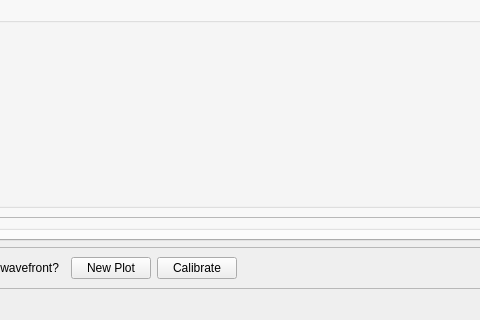
Old version of the form PPM_centroid/PPM_screen.ui in the repository mseaberg/slit_alignment; both pictures show x 333 to 813 and y 636 to 956 of the 1140 by 956 pixel window.
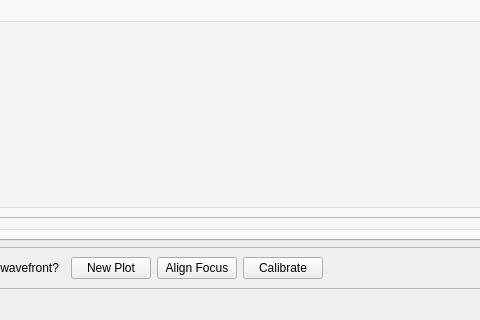
New version of the form. Custom widgets are drawn as their Qt base class.

What changed in the file:
```diff
--- a/PPM_centroid/PPM_screen.ui
+++ b/PPM_centroid/PPM_screen.ui
@@ -523,6 +523,13 @@
          </property>
         </widget>
        </item>
+       <item>
+        <widget class="QPushButton" name="alignmentButton">
+         <property name="text">
+          <string>Align Focus</string>
+         </property>
+        </widget>
+       </item>
        <item>
         <widget class="QPushButton" name="calibrateButton">
          <property name="text">
```
